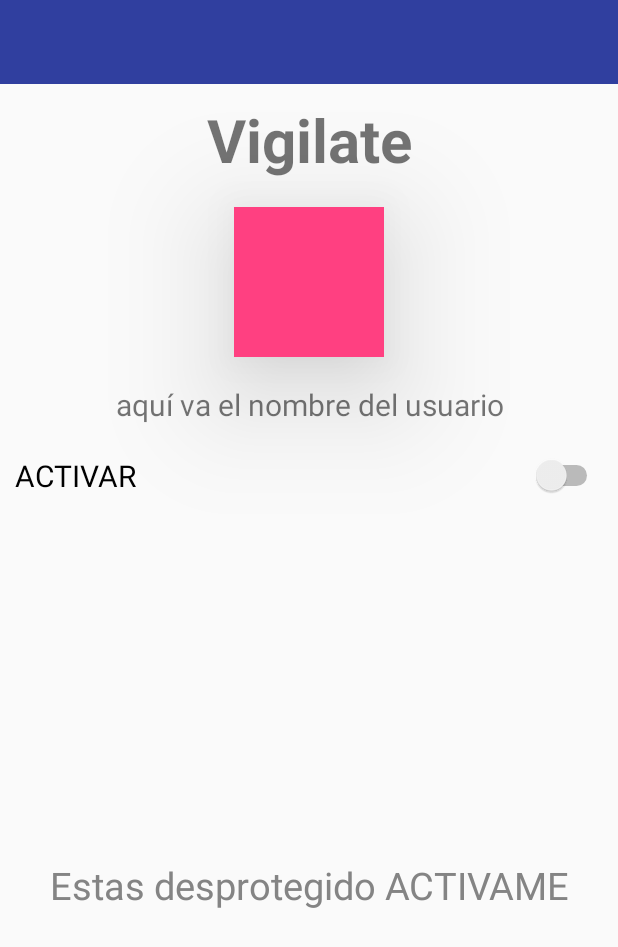
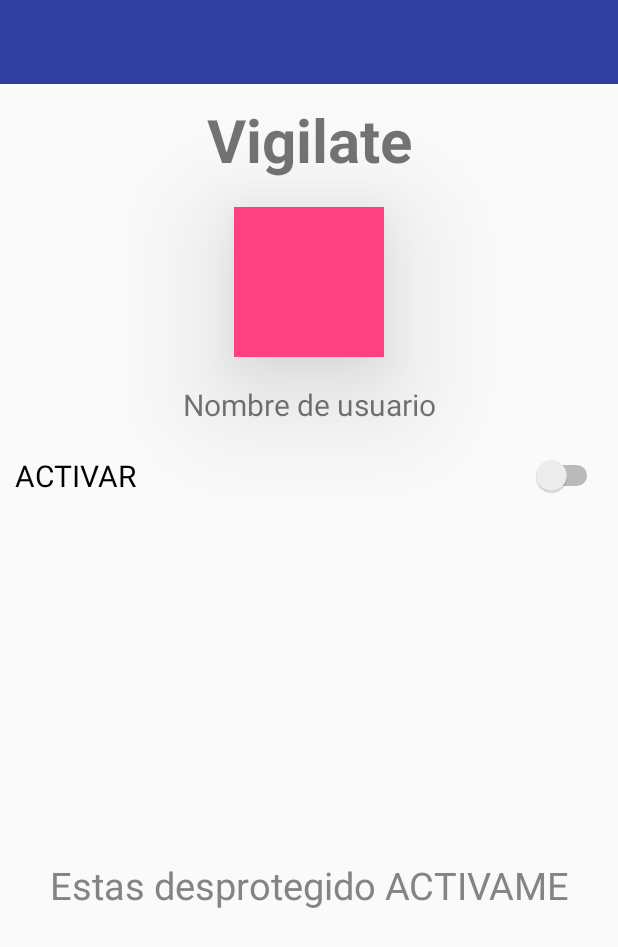
Before and after one commit to JohnathanMB/Analisis-2---Vigilate, an Android app: the layout activity_main.xml on its own in the app's theme, with its tools: preview values and no code run, on a phone screen of 412 x 824 dp. Shown: the top 947 px of the screen. Run offline under Robolectric (Android 15) with nearby library versions, the phone set to English and light mode, and no system bars.

Commit message:
nombre de usuario corregido

```diff
--- a/app/src/main/res/layout/activity_main.xml
+++ b/app/src/main/res/layout/activity_main.xml
@@ -38,7 +38,7 @@
         android:layout_gravity="center_horizontal"
         android:gravity="center"
         android:padding="10dp"
-        android:text="aquí va el nombre del usuario"
+        android:text="Nombre de usuario"
         android:textSize="20dp" />
 
 
```
Also changed, not shown: app/src/main/java/com/example/johnathan/vigilate/MainActivity.java (+3 -9 lines).
